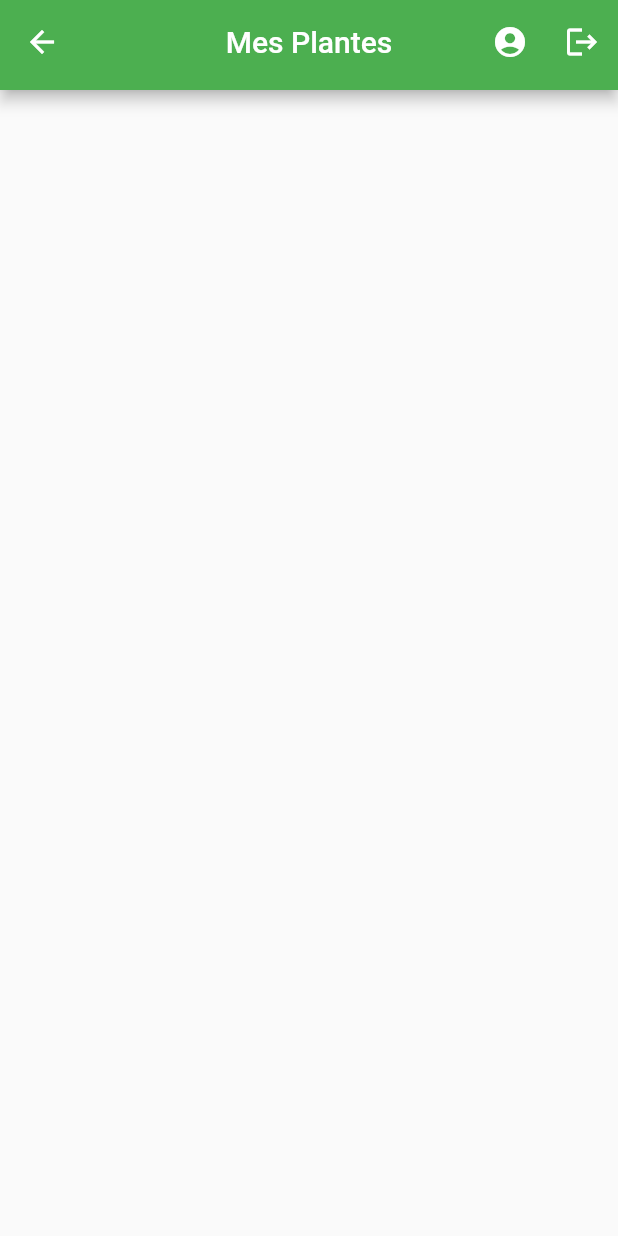
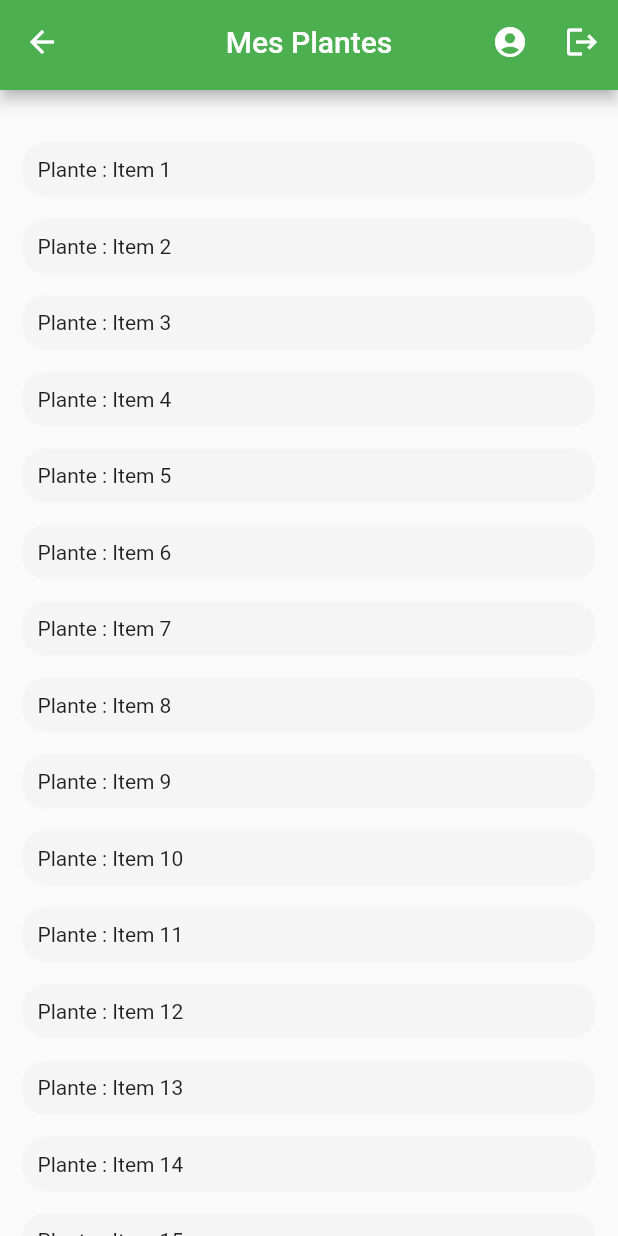
Before and after one commit to Malolpv/Arosaje, a Flutter app: the HomeScreen screen opened directly, on a phone screen of 412 x 824 dp. Run offline on Flutter 3.47's test engine with Material 2 defaults, Android fonts, the phone set to English and light mode, and no system bars.

Commit message:
plant list init

```diff
--- a/lib/screens/home_screen.dart
+++ b/lib/screens/home_screen.dart
@@ -1,4 +1,5 @@
 import 'package:arosaje/screens/widgets/custom_app_bar.dart';
+import 'package:arosaje/screens/widgets/plant_list.dart';
 import 'package:flutter/material.dart';
 
 class HomeScreen extends StatefulWidget {
@@ -9,8 +10,9 @@ class HomeScreen extends StatefulWidget {
 class _HomeScreenState extends State<HomeScreen> {
   @override
   Widget build(BuildContext context) {
-    return const Scaffold(
-      appBar: CustomAppBar(title: "Mes Plantes"),
+    return Scaffold(
+      appBar: const CustomAppBar(title: "Mes Plantes"),
+      body: PlantList(),
     );
   }
 }
--- /dev/null
+++ b/lib/screens/widgets/plant_list.dart
@@ -0,0 +1,55 @@
+import 'package:arosaje/models/plant.dart';
+import 'package:flutter/material.dart';
+
+class PlantList extends StatefulWidget {
+  @override
+  State<PlantList> createState() => _PlantListState();
+}
+
+class _PlantListState extends State<PlantList> {
+  //TODO REMPLACER PAR LE TYPE PLANT
+  // List<Plant> _plants = [];
+  List<String> _plants = [];
+
+  _fetchListItems() async {
+    setState(() {
+      _plants = List<String>.generate(20, (i) => 'Item ${i + 1}');
+    });
+    return _plants;
+  }
+
+  @override
+  Widget build(BuildContext context) {
+    return FutureBuilder(
+        future: _fetchListItems(),
+        builder: (context, AsyncSnapshot snapshot) {
+          if (!snapshot.hasData) {
+            return const Center(child: CircularProgressIndicator());
+          } else {
+            return ListView.builder(
+              itemCount: _plants.length,
+              scrollDirection: Axis.vertical,
+              padding: const EdgeInsets.only(top: 20),
+              itemBuilder: (context, index) {
+                final item = _plants[index];
+
+                return GestureDetector(
+                  onTap: () {
+                    throw Exception("Not implemented");
+                  },
+                  child: Container(
+                    decoration: BoxDecoration(
+                        color: Colors.grey.shade100,
+                        borderRadius:
+                            const BorderRadius.all(Radius.circular(15))),
+                    padding: const EdgeInsets.all(10),
+                    margin: const EdgeInsets.only(left: 15, right: 15, top: 15),
+                    child: Text("Plante : $item"),
+                  ),
+                );
+              },
+            );
+          }
+        });
+  }
+}
```
